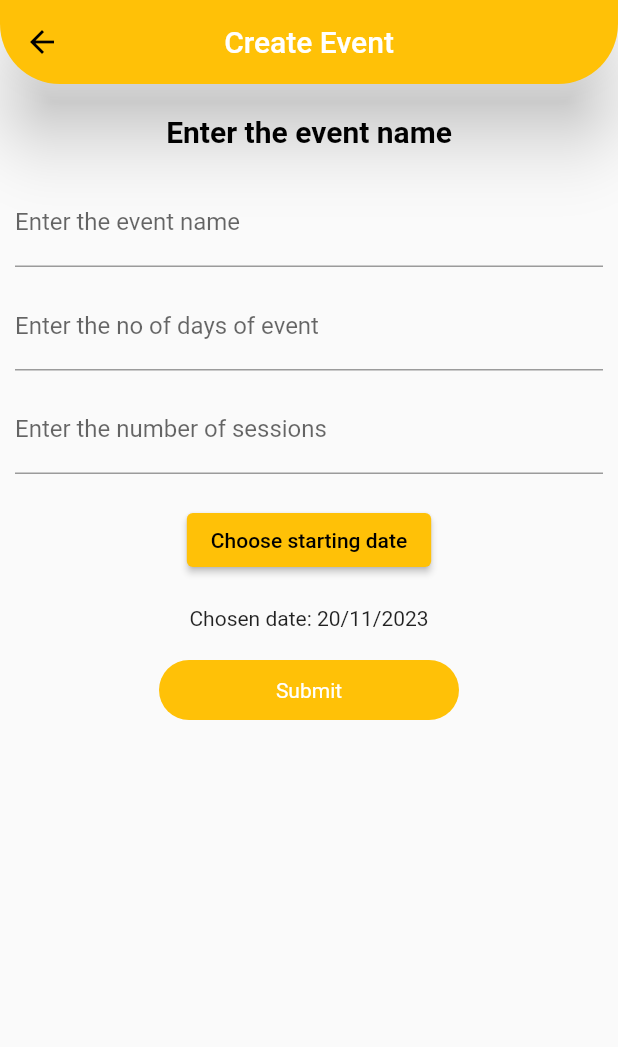
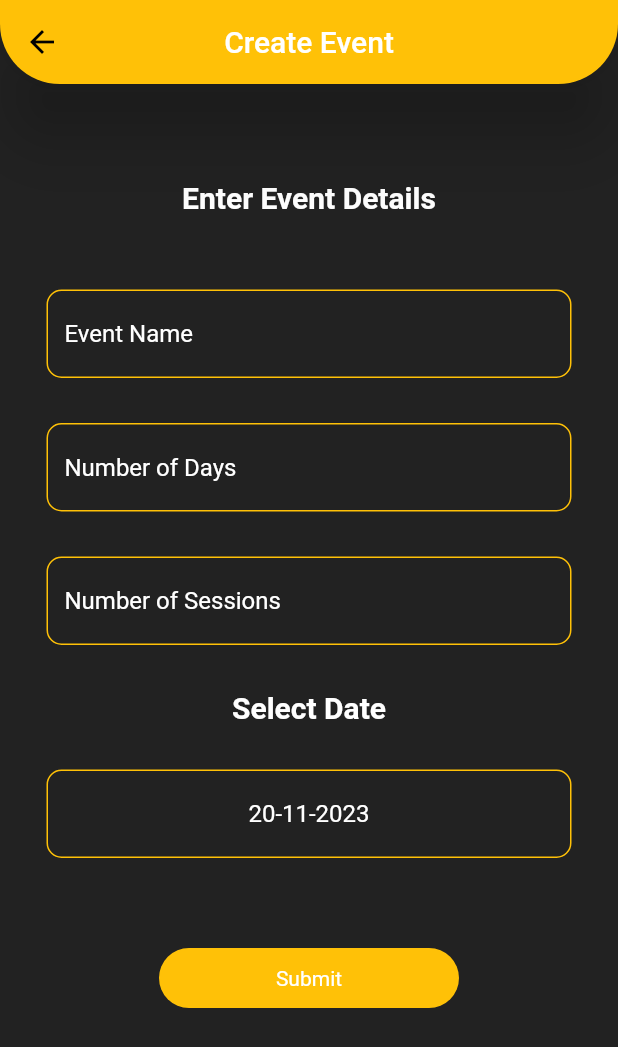
Before and after one commit to Aaryanajith/AttendenceTracker_Frontend, a Flutter app: the CreateEvent screen opened by its route, on a phone screen of 412 x 824 dp. Shown: the top 1047 px of the screen. Run offline on Flutter 3.47's test engine with Material 2 defaults, Android fonts, the phone set to English and light mode, and no system bars; our stand-ins replace another_flushbar, dot_navigation_bar, dropdown_button2, flutter_speed_dial, google_fonts, shared_preferences; missing offline and left inert: barcode_scan2; accounts and stored records are empty; network calls fail; Roboto replaces fonts that are missing (Oxygen).

Commit message:
fix: changed the create event page UI and fixed pixel overflow issues

```diff
--- a/lib/view/create_event.dart
+++ b/lib/view/create_event.dart
@@ -5,6 +5,7 @@ import 'package:attendencetracker/utlities/utils.dart';
 import 'package:attendencetracker/view_model/createEventModel.dart';
 import 'package:flutter/material.dart';
 import 'package:flutter/services.dart';
+import 'package:google_fonts/google_fonts.dart';
 import 'package:intl/intl.dart';
 import 'package:provider/provider.dart';
 
@@ -46,91 +47,176 @@ class _CreateEventState extends State<CreateEvent> {
         return true;
       },
       child: Scaffold(
+        extendBodyBehindAppBar: true,
         appBar: Utils.appBar(
           'Create Event',
           automaticallyImplyLeading: true,
         ),
         body: GestureDetector(
           onTap: () => FocusScope.of(context).unfocus(),
-          child: Scaffold(
-            body: SingleChildScrollView(
-              child: Column(
-                crossAxisAlignment: CrossAxisAlignment.start,
+          child: Container(
+            height: MediaQuery.of(context).size.height,
+            color: ColorsClass.lightBlack,
+            child: SingleChildScrollView(
+              physics: const BouncingScrollPhysics(),
+              child: Stack(
                 children: [
                   Column(
                     children: [
-                      const Padding(
-                        padding: EdgeInsets.fromLTRB(0, 20, 0, 0),
+                      const SizedBox(
+                        width: double.infinity,
+                        height: 120,
+                      ),
+                      SizedBox(
                         child: Text(
-                          'Enter the event name',
-                          style: TextStyle(
+                          'Enter Event Details',
+                          style: GoogleFonts.oxygen(
                               fontSize: 20,
-                            color: ColorsClass.black,
                               fontWeight: FontWeight.bold,
+                              color: Colors.white),
+                        ),
+                      ),
+                      const SizedBox(
+                        width: double.infinity,
+                        height: 50,
+                      ),
+                      SizedBox(
+                        width: 350,
+                        child: TextFormField(
+                          style: const TextStyle(color: ColorsClass.white),
+                          decoration: const InputDecoration(
+                            hintText: 'Event Name',
+                            hintStyle: TextStyle(color: Colors.white),
+                            border: OutlineInputBorder(
+                              borderRadius:
+                                  BorderRadius.all(Radius.circular(10)),
+                            ),
+                            enabledBorder: OutlineInputBorder(
+                              borderSide: BorderSide(color: ColorsClass.amber),
+                              borderRadius:
+                                  BorderRadius.all(Radius.circular(10)),
+                            ),
+                            focusedBorder: OutlineInputBorder(
+                              borderSide: BorderSide(color: ColorsClass.amber),
+                              borderRadius:
+                                  BorderRadius.all(Radius.circular(10)),
+                            ),
+                          ),
+                          controller: _eventNameController,
+                        ),
+                      ),
+                      const SizedBox(
+                        width: double.infinity,
+                        height: 30,
+                      ),
+                      SizedBox(
+                        width: 350,
+                        child: TextFormField(
+                          keyboardType: TextInputType.number,
+                          inputFormatters: <TextInputFormatter>[
+                            FilteringTextInputFormatter.allow(RegExp(r'[0-9]'))
+                          ],
+                          decoration: const InputDecoration(
+                            hintText: 'Number of Days',
+                            hintStyle: TextStyle(color: Colors.white),
+                            border: OutlineInputBorder(
+                              borderRadius:
+                                  BorderRadius.all(Radius.circular(10)),
+                            ),
+                            enabledBorder: OutlineInputBorder(
+                              borderSide: BorderSide(color: ColorsClass.amber),
+                              borderRadius:
+                                  BorderRadius.all(Radius.circular(10)),
+                            ),
+                            focusedBorder: OutlineInputBorder(
+                              borderSide: BorderSide(color: ColorsClass.amber),
+                              borderRadius:
+                                  BorderRadius.all(Radius.circular(10)),
+                            ),
+                          ),
+                          controller: _numOfDaysController,
+                        ),
+                      ),
+                      const SizedBox(
+                        width: double.infinity,
+                        height: 30,
+                      ),
+                      SizedBox(
+                        width: 350,
+                        child: TextFormField(
+                          keyboardType: TextInputType.number,
+                          inputFormatters: <TextInputFormatter>[
+                            FilteringTextInputFormatter.allow(RegExp(r'[0-9]'))
+                          ],
+                          decoration: const InputDecoration(
+                            hintText: 'Number of Sessions',
+                            hintStyle: TextStyle(color: Colors.white),
+                            border: OutlineInputBorder(
+                              borderRadius:
+                                  BorderRadius.all(Radius.circular(10)),
+                            ),
+                            enabledBorder: OutlineInputBorder(
+                              borderSide: BorderSide(color: ColorsClass.amber),
+                              borderRadius:
+                                  BorderRadius.all(Radius.circular(10)),
+                            ),
+                            focusedBorder: OutlineInputBorder(
+                              borderSide: BorderSide(color: ColorsClass.amber),
+                              borderRadius:
+                                  BorderRadius.all(Radius.circular(10)),
+                            ),
+                          ),
+                          controller: _numOfSessionController,
+                        ),
+                      ),
+                      const SizedBox(
+                        width: double.infinity,
+                        height: 30,
+                      ),
+                      SizedBox(
+                          child: Text('Select Date',
+                              style: GoogleFonts.oxygen(
+                                  fontSize: 20,
+                                  fontWeight: FontWeight.bold,
+                                  color: Colors.white))),
+                      const SizedBox(
+                        height: 30,
+                      ),
+                      SizedBox(
+                        width: 350,
+                        child: TextFormField(
+                          onTap: _showDatePicker,
+                          readOnly: true,
+                          textAlign: TextAlign.center,
+                          decoration: InputDecoration(
+                            hintText:
+                                (DateFormat('dd-MM-yyyy').format(_dateTime)),
+                            hintStyle: const TextStyle(color: Colors.white),
+                            border: const OutlineInputBorder(
+                              borderRadius:
+                                  BorderRadius.all(Radius.circular(10)),
+                            ),
+                            enabledBorder: const OutlineInputBorder(
+                              borderSide: BorderSide(color: ColorsClass.amber),
+                              borderRadius:
+                                  BorderRadius.all(Radius.circular(10)),
+                            ),
+                            focusedBorder: const OutlineInputBorder(
+                              borderSide: BorderSide(color: ColorsClass.amber),
+                              borderRadius:
+                                  BorderRadius.all(Radius.circular(10)),
                             ),
                           ),
                         ),
-                      Padding(
-                        padding: EdgeInsets.only(top: 20),
-                        child: Container(
-                          padding: EdgeInsets.fromLTRB(10, 0, 10, 0),
-                          child: TextFormField(
-                            decoration: const InputDecoration(
-                                labelText: 'Enter the event name'),
-                            controller: _eventNameController,
                       ),
+                      const SizedBox(
+                        width: double.infinity,
+                        height: 60,
                       ),
-                      ),
-                      Padding(
-                        padding: EdgeInsets.only(top: 10),
-                        child: Container(
-                          padding: EdgeInsets.fromLTRB(10, 0, 10, 0),
-                          child: TextField(
-                            keyboardType: TextInputType.number,
-                            inputFormatters: <TextInputFormatter>[
-                              FilteringTextInputFormatter.allow(
-                                  RegExp(r'[0-9]'))
-                            ],
-                            decoration: const InputDecoration(
-                                labelText: 'Enter the no of days of event'),
-                            controller: _numOfDaysController,
-                          ),
-                        ),
-                      ),
-                      Padding(
-                        padding: EdgeInsets.only(top: 10),
-                        child: Container(
-                          padding: EdgeInsets.fromLTRB(10, 0, 10, 0),
-                          child: TextField(
-                            keyboardType: TextInputType.number,
-                            inputFormatters: <TextInputFormatter>[
-                              FilteringTextInputFormatter.digitsOnly
-                            ],
-                            decoration: const InputDecoration(
-                                labelText: 'Enter the number of sessions'),
-                            controller: _numOfSessionController,
-                          ),
-                        ),
-                      ),
-                      Padding(
-                        padding: EdgeInsets.only(top: 20),
-                        child: ElevatedButton(
-                          style: ElevatedButton.styleFrom(
-                              backgroundColor: ColorsClass.amber),
-                          onPressed: () {
-                            _showDatePicker();
-                          },
-                          child: const Text('Choose starting date'),
-                        ),
-                      ),
-                      Padding(
-                          padding: EdgeInsets.only(top: 20),
-                          child: Text(
-                              'Chosen date: ${DateFormat('dd/MM/yyyy').format(_dateTime)}'
-                                  .toString())),
-                      Padding(
-                        padding: EdgeInsets.only(top: 20),
+                      SizedBox(
+                        width: 200,
                         child: RoundButton(
+                            buttonName: 'Submit',
                             onPressed: () {
                               if (_eventNameController.text.isEmpty) {
                                 Utils.flushBarErrorMessage(
@@ -144,25 +230,18 @@ class _CreateEventState extends State<CreateEvent> {
                                     'Please enter number of sessions of the event',
                                     context);
                               } else {
-                              debugPrint(DateFormat("dd/MM/yyyy")
-                                  .format(_dateTime)
-                                  .toString());
-                              debugPrint(_numOfDaysController.text);
-                              debugPrint(_numOfSessionController.text);
-
                                 Map data = {
                                   "event_name":
                                       _eventNameController.text.toString(),
-                                "starting_date":
-                                    DateFormat("dd/MM/yyyy").format(_dateTime),
+                                  "starting_date": DateFormat("dd/MM/yyyy")
+                                      .format(_dateTime),
                                   "num_of_days": _numOfDaysController.text,
-                                "num_of_sessions": _numOfSessionController.text
+                                  "num_of_sessions":
+                                      _numOfSessionController.text
                                 };
                                 getEventModel.createEvent(data, context);
                               }
-                          },
-                          buttonName: "Submit",
-                        ),
+                            }),
                       )
                     ],
                   )
--- a/pubspec.yaml
+++ b/pubspec.yaml
@@ -20,6 +20,7 @@ dependencies:
   shared_preferences: ^2.2.1
   google_fonts: ^6.1.0
   dropdown_button2: ^2.3.9
+  flutter_speed_dial: ^7.0.0
 
 dev_dependencies:
   flutter_test:
```
Also changed, not shown: lib/view/delete_event.dart (+24 -43 lines), lib/view/home_screen.dart (+37 -3 lines), pubspec.lock. Lines whose indentation alone changed are shown as unchanged.
